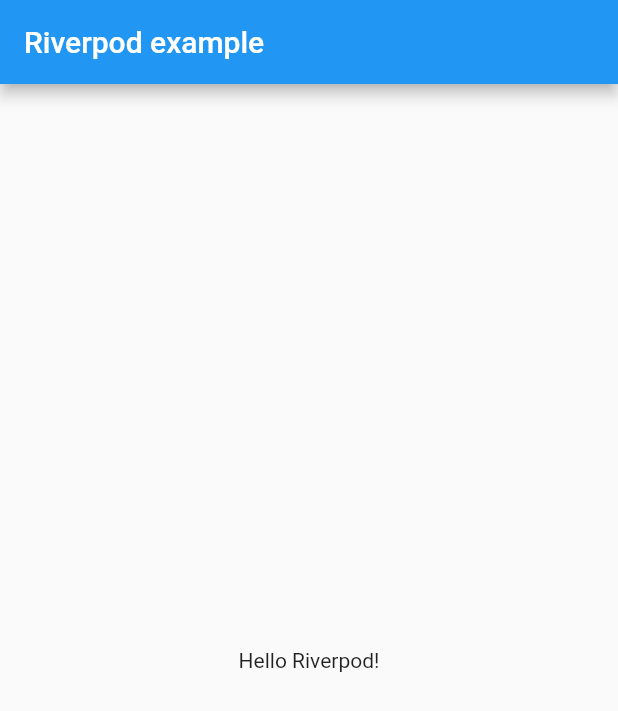
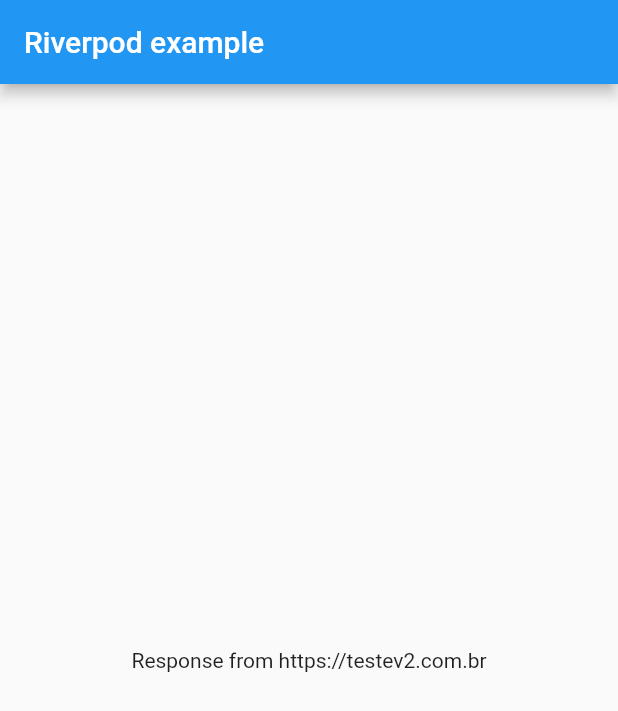
Before and after one commit to FelipeGangrel/flutter_riverpod_example, a Flutter app: the screen it shows after launch, on a phone screen of 412 x 824 dp. Shown: the top 711 px of the screen. Run offline on Flutter 3.47's test engine with Material 2 defaults, Android fonts, the phone set to English and light mode, and no system bars; our stand-ins replace flutter_riverpod.

Commit message:
applying modifiers

```diff
--- a/lib/main.dart
+++ b/lib/main.dart
@@ -9,7 +9,26 @@ void main() {
   );
 }
 
-final greetingProvider = Provider((ref) => 'Hello Riverpod!');
+class FakeHttpClient {
+  Future<String> get(String url) async {
+    await Future.delayed(const Duration(seconds: 1));
+    return 'Response from $url';
+  }
+}
+
+final fakeHttpClientProvider = Provider((ref) => FakeHttpClient());
+
+// We can pass whe url for the responseProvider by using the .family modifier
+
+// If we pass the same url more than once, we are not going to see the progress
+// bar, for the value is cached
+
+// To override this behaviour, we can use the .autoDispose modifier
+final responseProvider =
+    FutureProvider.autoDispose.family<String, String>((ref, url) async {
+  final httpClient = ref.read(fakeHttpClientProvider);
+  return httpClient.get(url);
+});
 
 class MyApp extends StatelessWidget {
   @override
@@ -27,22 +46,27 @@ class MyApp extends StatelessWidget {
 
 class MyWidget extends StatelessWidget {
   @override
-  Widget build(
-    BuildContext context,
-  ) {
+  Widget build(BuildContext context) {
     return Scaffold(
       appBar: AppBar(
         title: Text('Riverpod example'),
       ),
-      body: Center(
-        // We wrap our text widget with a consumer
-        // This way we only rebuild the Text widget when the provider
-        // changes its value
-        child: Consumer(
-          builder: (context, watch, child) {
-            final greeting = watch(greetingProvider);
-            return Text(greeting);
-          },
+      body: Container(
+        child: Center(
+          child: Consumer(
+            builder: (context, watch, child) {
+              final responseAsyncValue =
+                  watch(responseProvider('https://testev2.com.br'));
+              return responseAsyncValue.map(
+                data: (data) => Text(data.value),
+                loading: (loading) => CircularProgressIndicator(),
+                error: (error) => Text(
+                  error.toString(),
+                  style: TextStyle(color: Colors.red),
+                ),
+              );
+            },
+          ),
         ),
       ),
     );
```
